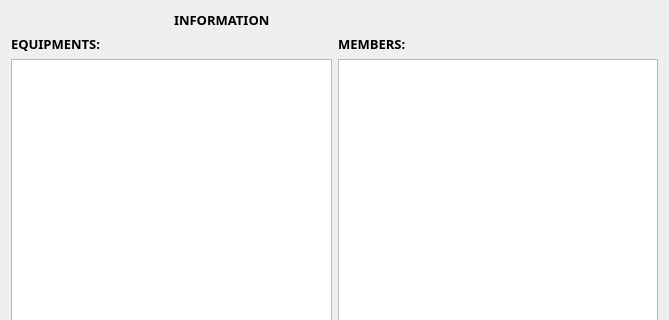
Before: the Qt Designer form infopopup.ui in markytools/sume-borrower-app, drawn with Qt 5; both pictures show x 0 to 669 and y 0 to 320 of the 669 by 460 pixel window.
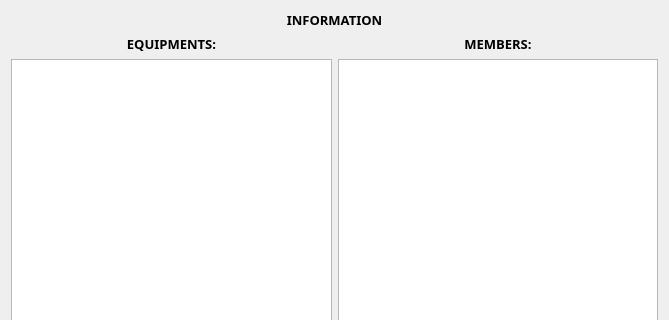
After: the same form once the commit is applied.

```diff
--- a/infopopup.ui
+++ b/infopopup.ui
@@ -26,51 +26,6 @@
    <string>Form</string>
   </property>
   <layout class="QGridLayout" name="gridLayout">
-   <item row="0" column="1">
-    <widget class="QLabel" name="label_3">
-     <property name="font">
-      <font>
-       <family>Segoe UI Black</family>
-       <pointsize>10</pointsize>
-       <weight>75</weight>
-       <bold>true</bold>
-      </font>
-     </property>
-     <property name="text">
-      <string>INFORMATION</string>
-     </property>
-    </widget>
-   </item>
-   <item row="1" column="0">
-    <widget class="QLabel" name="label_7">
-     <property name="font">
-      <font>
-       <family>Segoe UI Black</family>
-       <pointsize>10</pointsize>
-       <weight>75</weight>
-       <bold>true</bold>
-      </font>
-     </property>
-     <property name="text">
-      <string>EQUIPMENTS:</string>
-     </property>
-    </widget>
-   </item>
-   <item row="1" column="2">
-    <widget class="QLabel" name="label_8">
-     <property name="font">
-      <font>
-       <family>Segoe UI Black</family>
-       <pointsize>10</pointsize>
-       <weight>75</weight>
-       <bold>true</bold>
-      </font>
-     </property>
-     <property name="text">
-      <string>MEMBERS:</string>
-     </property>
-    </widget>
-   </item>
    <item row="2" column="0" colspan="2">
     <widget class="QTableWidget" name="tableWidget"/>
    </item>
@@ -162,6 +117,60 @@
      </property>
     </widget>
    </item>
+   <item row="0" column="1" colspan="2">
+    <widget class="QLabel" name="label_3">
+     <property name="font">
+      <font>
+       <family>Segoe UI Black</family>
+       <pointsize>10</pointsize>
+       <weight>75</weight>
+       <bold>true</bold>
+      </font>
+     </property>
+     <property name="text">
+      <string>INFORMATION</string>
+     </property>
+     <property name="alignment">
+      <set>Qt::AlignCenter</set>
+     </property>
+    </widget>
+   </item>
+   <item row="1" column="0" colspan="2">
+    <widget class="QLabel" name="label_7">
+     <property name="font">
+      <font>
+       <family>Segoe UI Black</family>
+       <pointsize>10</pointsize>
+       <weight>75</weight>
+       <bold>true</bold>
+      </font>
+     </property>
+     <property name="text">
+      <string>EQUIPMENTS:</string>
+     </property>
+     <property name="alignment">
+      <set>Qt::AlignCenter</set>
+     </property>
+    </widget>
+   </item>
+   <item row="1" column="2" colspan="2">
+    <widget class="QLabel" name="label_8">
+     <property name="font">
+      <font>
+       <family>Segoe UI Black</family>
+       <pointsize>10</pointsize>
+       <weight>75</weight>
+       <bold>true</bold>
+      </font>
+     </property>
+     <property name="text">
+      <string>MEMBERS:</string>
+     </property>
+     <property name="alignment">
+      <set>Qt::AlignCenter</set>
+     </property>
+    </widget>
+   </item>
   </layout>
  </widget>
  <resources/>
```
Left out of the diff: 4 changed lines with no effect on the pictures.
